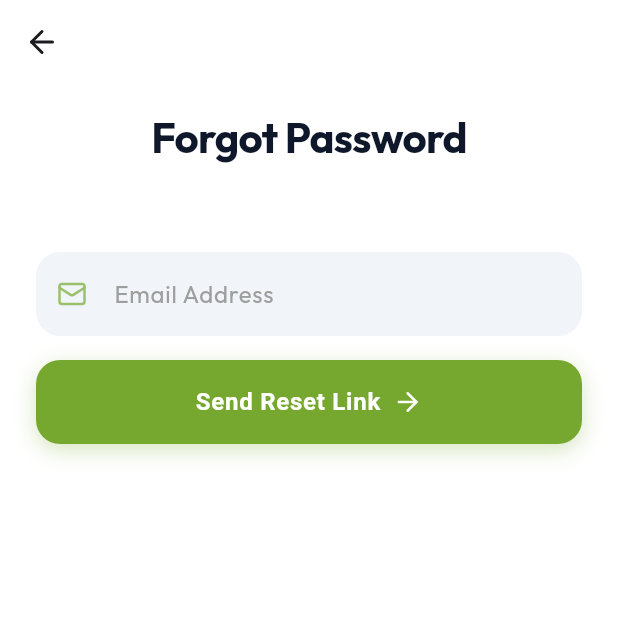
After one commit to Gheriani-Mohamed/Developpement-Mobile, a Flutter app: the ForgotPasswordScreen screen opened directly, on a phone screen of 412 x 824 dp, the top half of it. The commit adds this screen. Run offline on Flutter 3.47's test engine with Material 3 defaults, Android fonts, the phone set to English and light mode, and no system bars; our stand-ins replace firebase_auth, firebase_core, font_awesome_flutter, google_fonts, lucide_icons; accounts and stored records are empty; network calls fail.

Commit message:
feat: Implement Firebase authentication, user management, and initial application screens.

```diff
--- a/lib/main.dart
+++ b/lib/main.dart
@@ -1,13 +1,14 @@
 import 'package:flutter/material.dart';
-// import 'package:firebase_core/firebase_core.dart';
+import 'package:firebase_core/firebase_core.dart';
 import 'package:provider/provider.dart';
 import 'package:smart_expense_wallet/theme/app_theme.dart';
 import 'package:smart_expense_wallet/theme/theme_provider.dart';
 import 'package:smart_expense_wallet/screens/splash/splashScreen.dart';
+import 'package:smart_expense_wallet/firebase_options.dart';
 
 void main() async {
   WidgetsFlutterBinding.ensureInitialized();
-  // await Firebase.initializeApp();
+  await Firebase.initializeApp(options: DefaultFirebaseOptions.currentPlatform);
   runApp(
     ChangeNotifierProvider(
       create: (_) => ThemeProvider(),
--- /dev/null
+++ b/lib/screens/auth/forgot_password.dart
@@ -0,0 +1,103 @@
+import 'package:flutter/material.dart';
+import 'package:lucide_icons/lucide_icons.dart';
+import 'package:smart_expense_wallet/components/CustomButton.dart';
+import 'package:smart_expense_wallet/components/custom_text_field.dart';
+import 'package:smart_expense_wallet/services/auth_service.dart';
+
+class ForgotPasswordScreen extends StatefulWidget {
+  const ForgotPasswordScreen({super.key});
+
+  @override
+  State<ForgotPasswordScreen> createState() => _ForgotPasswordScreenState();
+}
+
+class _ForgotPasswordScreenState extends State<ForgotPasswordScreen> {
+  final AuthService _authService = AuthService();
+  final TextEditingController _emailController = TextEditingController();
+  final _formKey = GlobalKey<FormState>();
+  bool isLoading = false;
+
+  @override
+  Widget build(BuildContext context) {
+    return Scaffold(
+      appBar: AppBar(
+        leading: IconButton(
+          icon: const Icon(LucideIcons.arrowLeft),
+          onPressed: () => Navigator.of(context).pop(),
+        ),
+        backgroundColor: Theme.of(context).scaffoldBackgroundColor,
+      ),
+      body: SafeArea(
+        child: SingleChildScrollView(
+          padding: const EdgeInsets.symmetric(horizontal: 24, vertical: 16),
+          child: Form(
+            key: _formKey,
+            child: Column(
+              spacing: 16,
+              children: [
+                Text(
+                  'Forgot Password',
+                  textAlign: TextAlign.center,
+                  style: TextStyle(
+                    fontSize: 28,
+                    fontWeight: FontWeight.bold,
+                    letterSpacing: -0.5,
+                    color: Theme.of(context).textTheme.bodyLarge?.color,
+                  ),
+                ),
+                const SizedBox(height: 24),
+                CustomTextInput(
+                  controller: _emailController,
+                  hintText: 'Email Address',
+                  prefixIcon: LucideIcons.mail,
+                  validator: (value) {
+                    if (value == null || value.isEmpty) {
+                      return 'Please enter your email';
+                    }
+                    return null;
+                  },
+                ),
+                CustomButton(
+                  onTap: () {
+                    setState(() => isLoading = true);
+                    if (_formKey.currentState!.validate()) {
+                      _authService
+                          .forgotPassword(_emailController.text)
+                          .then((value) {
+                            setState(() => isLoading = false);
+                            ScaffoldMessenger.of(context).showSnackBar(
+                              SnackBar(
+                                content: Text(
+                                  'Reset link sent successfully, don\'t forget to check your spam folder',
+                                  style: TextStyle(color: Colors.white),
+                                ),
+                                backgroundColor: Colors.green,
+                                duration: const Duration(seconds: 5),
+                              ),
+                            );
+                          })
+                          .onError((error, stackTrace) {
+                            setState(() => isLoading = false);
+                            ScaffoldMessenger.of(context).showSnackBar(
+                              SnackBar(
+                                content: Text(
+                                  'Failed to send reset link',
+                                  style: TextStyle(color: Colors.white),
+                                ),
+                                backgroundColor: Colors.red,
+                              ),
+                            );
+                          });
+                    }
+                  },
+                  text: isLoading ? 'Sending...' : 'Send Reset Link',
+                  isLoading: isLoading,
+                ),
+              ],
+            ),
+          ),
+        ),
+      ),
+    );
+  }
+}
--- a/lib/screens/home/home.dart
+++ b/lib/screens/home/home.dart
@@ -4,6 +4,7 @@ import 'package:provider/provider.dart';
 import 'package:smart_expense_wallet/theme/app_theme.dart';
 import 'package:smart_expense_wallet/theme/theme_provider.dart';
 import 'package:smart_expense_wallet/screens/profile/profile_screen.dart';
+import 'package:firebase_auth/firebase_auth.dart';
 
 class HomeScreen extends StatefulWidget {
   const HomeScreen({super.key});
@@ -111,6 +112,9 @@ class _HomeScreenState extends State<HomeScreen> {
   }
 
   Widget _buildHeader(BuildContext context, Color textColor) {
+    final user = FirebaseAuth.instance.currentUser;
+    final displayName = user?.displayName ?? 'User';
+
     return Row(
       children: [
         const CircleAvatar(
@@ -129,7 +133,7 @@ class _HomeScreenState extends State<HomeScreen> {
               style: TextStyle(color: Colors.grey, fontSize: 14),
             ),
             Text(
-              'John Doe',
+              displayName,
               style: TextStyle(
                 color: textColor,
                 fontSize: 18,
--- a/lib/screens/profile/profile_screen.dart
+++ b/lib/screens/profile/profile_screen.dart
@@ -1,6 +1,7 @@
 import 'package:flutter/material.dart';
 import 'package:lucide_icons/lucide_icons.dart';
 import 'package:smart_expense_wallet/services/auth_service.dart';
+import 'package:firebase_auth/firebase_auth.dart';
 import 'package:smart_expense_wallet/theme/app_theme.dart';
 import 'package:smart_expense_wallet/screens/auth/login.dart';
 
@@ -30,6 +31,10 @@ class ProfileScreen extends StatelessWidget {
   }
 
   Widget _buildHeader(ThemeData theme, Color textColor) {
+    final user = FirebaseAuth.instance.currentUser;
+    final displayName = user?.displayName ?? 'User';
+    final email = user?.email ?? 'No Email';
+
     return Column(
       children: [
         Stack(
@@ -72,7 +77,7 @@ class ProfileScreen extends StatelessWidget {
         ),
         const SizedBox(height: 16),
         Text(
-          'John Doe',
+          displayName,
           style: TextStyle(
             color: textColor,
             fontSize: 24,
@@ -81,7 +86,7 @@ class ProfileScreen extends StatelessWidget {
         ),
         const SizedBox(height: 4),
         Text(
-          'john.doe@example.com',
+          email,
           style: TextStyle(color: textColor.withOpacity(0.6), fontSize: 16),
         ),
       ],
--- a/lib/screens/splash/splashScreen.dart
+++ b/lib/screens/splash/splashScreen.dart
@@ -1,7 +1,7 @@
 import 'dart:ui';
 import 'package:flutter/material.dart';
 import 'package:lucide_icons/lucide_icons.dart';
-import 'package:smart_expense_wallet/screens/welcome/welcomeScreen.dart';
+import 'package:smart_expense_wallet/screens/auth/auth_wrapper.dart';
 
 class SplashScreen extends StatefulWidget {
   const SplashScreen({super.key});
@@ -18,7 +18,7 @@ class _SplashScreenState extends State<SplashScreen> {
     Future.delayed(const Duration(seconds: 5), () {
       if (mounted) {
         Navigator.of(context).pushReplacement(
-          MaterialPageRoute(builder: (context) => const WelcomeScreen()),
+          MaterialPageRoute(builder: (context) => const AuthWrapper()),
         );
       }
     });
--- a/pubspec.yaml
+++ b/pubspec.yaml
@@ -33,7 +33,6 @@ dependencies:
   firebase_core: ^3.15.2
   firebase_auth: ^5.7.0
   cloud_firestore: ^5.6.12
-  provider: ^6.1.2
 
   # The following adds the Cupertino Icons font to your application.
   # Use with the CupertinoIcons class for iOS style icons.
```
Also changed, not shown: lib/screens/auth/auth_wrapper.dart (added, +27 -0 lines), lib/screens/auth/login.dart (+11 -56 lines), lib/screens/auth/signup.dart (+24 -6 lines), lib/services/auth_service.dart (+41 -47 lines), firebase.json (added), lib/firebase_options.dart (added), pubspec.lock, 2 other files.
